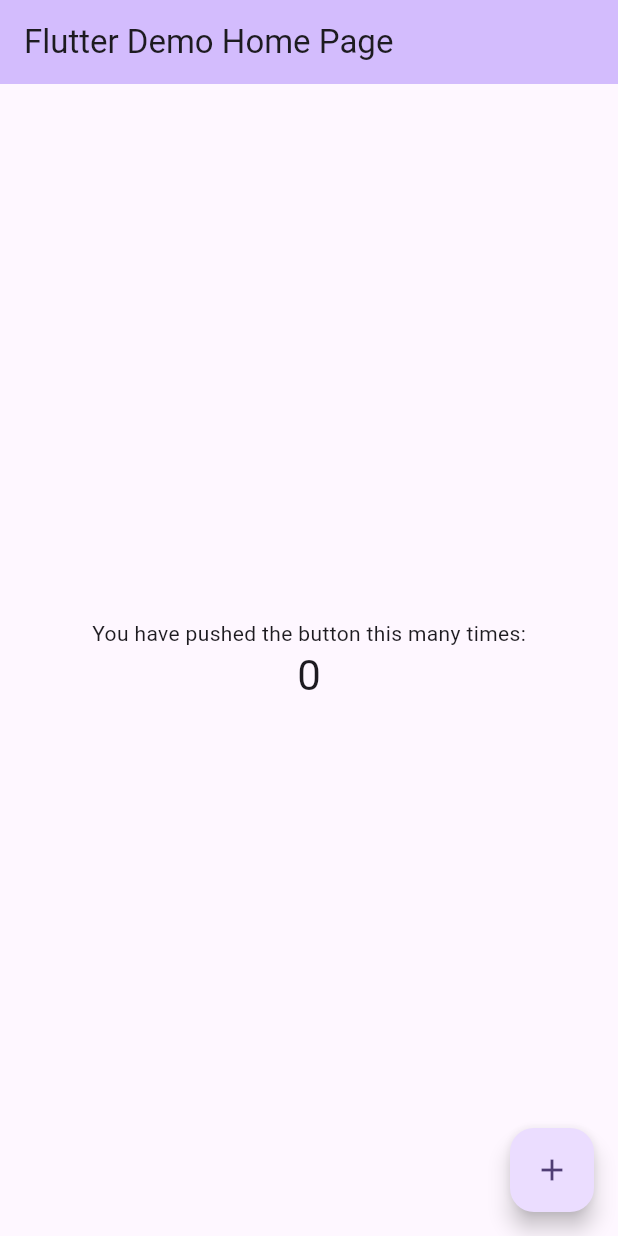
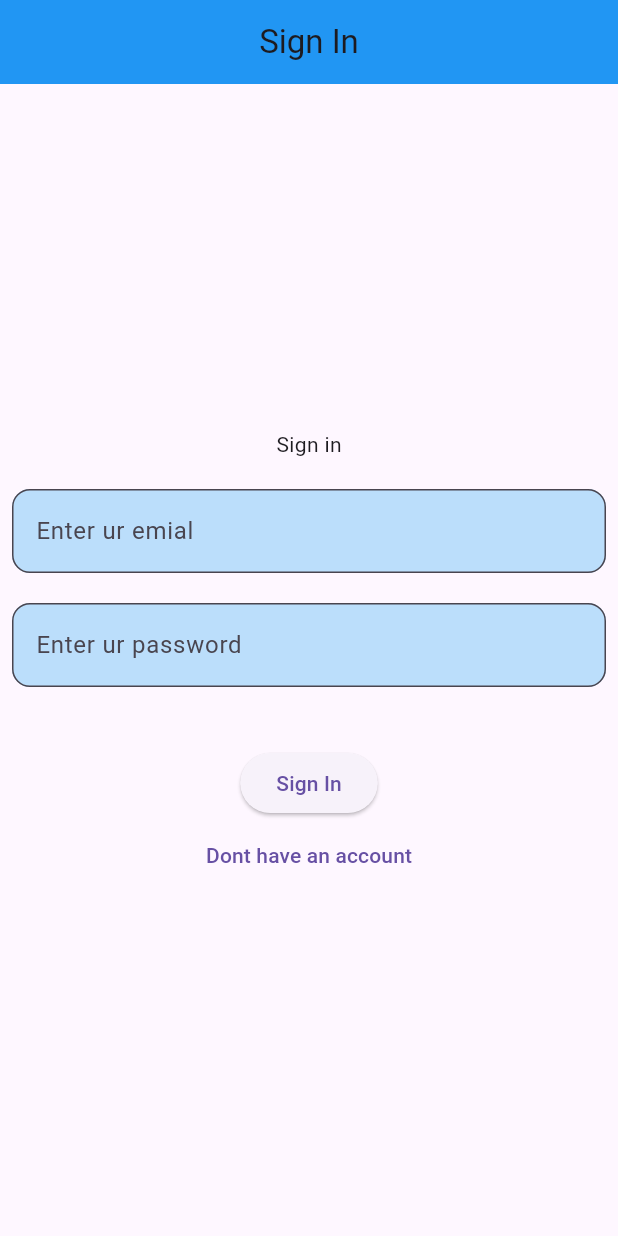
Before and after one commit to shahzeb2002/TasbeehApp, a Flutter app: the screen it shows after launch, on a phone screen of 412 x 824 dp. Run offline on Flutter 3.47's test engine with Material 3 defaults, Android fonts, the phone set to English and light mode, and no system bars.

Commit message:
sign in and sing up basic

```diff
--- a/lib/main.dart
+++ b/lib/main.dart
@@ -1,4 +1,5 @@
 import 'package:flutter/material.dart';
+import 'package:tasbeeh_app/pages/sign_in_page.dart';
 
 void main() {
   runApp(const MyApp());
@@ -11,112 +12,10 @@ class MyApp extends StatelessWidget {
   @override
   Widget build(BuildContext context) {
     return MaterialApp(
-      title: 'Flutter Demo',
-      theme: ThemeData(
-        // This is the theme of your application.
-        //
-        // TRY THIS: Try running your application with "flutter run". You'll see
-        // the application has a purple toolbar. Then, without quitting the app,
-        // try changing the seedColor in the colorScheme below to Colors.green
-        // and then invoke "hot reload" (save your changes or press the "hot
-        // reload" button in a Flutter-supported IDE, or press "r" if you used
-        // the command line to start the app).
-        //
-        // Notice that the counter didn't reset back to zero; the application
-        // state is not lost during the reload. To reset the state, use hot
-        // restart instead.
-        //
-        // This works for code too, not just values: Most code changes can be
-        // tested with just a hot reload.
-        colorScheme: ColorScheme.fromSeed(seedColor: Colors.deepPurple),
-      ),
-      home: const MyHomePage(title: 'Flutter Demo Home Page'),
+     debugShowCheckedModeBanner: false,
+      theme: ThemeData.light(),
+      darkTheme: ThemeData.dark(),
+      home: SignInPage(),
     );
   }
 }
-
-class MyHomePage extends StatefulWidget {
-  const MyHomePage({super.key, required this.title});
-
-  // This widget is the home page of your application. It is stateful, meaning
-  // that it has a State object (defined below) that contains fields that affect
-  // how it looks.
-
-  // This class is the configuration for the state. It holds the values (in this
-  // case the title) provided by the parent (in this case the App widget) and
-  // used by the build method of the State. Fields in a Widget subclass are
-  // always marked "final".
-
-  final String title;
-
-  @override
-  State<MyHomePage> createState() => _MyHomePageState();
-}
-
-class _MyHomePageState extends State<MyHomePage> {
-  int _counter = 0;
-
-  void _incrementCounter() {
-    setState(() {
-      // This call to setState tells the Flutter framework that something has
-      // changed in this State, which causes it to rerun the build method below
-      // so that the display can reflect the updated values. If we changed
-      // _counter without calling setState(), then the build method would not be
-      // called again, and so nothing would appear to happen.
-      _counter++;
-    });
-  }
-
-  @override
-  Widget build(BuildContext context) {
-    // This method is rerun every time setState is called, for instance as done
-    // by the _incrementCounter method above.
-    //
-    // The Flutter framework has been optimized to make rerunning build methods
-    // fast, so that you can just rebuild anything that needs updating rather
-    // than having to individually change instances of widgets.
-    return Scaffold(
-      appBar: AppBar(
-        // TRY THIS: Try changing the color here to a specific color (to
-        // Colors.amber, perhaps?) and trigger a hot reload to see the AppBar
-        // change color while the other colors stay the same.
-        backgroundColor: Theme.of(context).colorScheme.inversePrimary,
-        // Here we take the value from the MyHomePage object that was created by
-        // the App.build method, and use it to set our appbar title.
-        title: Text(widget.title),
-      ),
-      body: Center(
-        // Center is a layout widget. It takes a single child and positions it
-        // in the middle of the parent.
-        child: Column(
-          // Column is also a layout widget. It takes a list of children and
-          // arranges them vertically. By default, it sizes itself to fit its
-          // children horizontally, and tries to be as tall as its parent.
-          //
-          // Column has various properties to control how it sizes itself and
-          // how it positions its children. Here we use mainAxisAlignment to
-          // center the children vertically; the main axis here is the vertical
-          // axis because Columns are vertical (the cross axis would be
-          // horizontal).
-          //
-          // TRY THIS: Invoke "debug painting" (choose the "Toggle Debug Paint"
-          // action in the IDE, or press "p" in the console), to see the
-          // wireframe for each widget.
-          mainAxisAlignment: MainAxisAlignment.center,
-          children: <Widget>[
-            const Text('You have pushed the button this many times:'),
-            Text(
-              '$_counter',
-              style: Theme.of(context).textTheme.headlineMedium,
-            ),
-          ],
-        ),
-      ),
-      floatingActionButton: FloatingActionButton(
-        onPressed: _incrementCounter,
-        tooltip: 'Increment',
-        child: const Icon(Icons.add),
-      ), // This trailing comma makes auto-formatting nicer for build methods.
-    );
-  }
-}
--- /dev/null
+++ b/lib/pages/sign_in_page.dart
@@ -0,0 +1,82 @@
+import 'package:flutter/material.dart';
+import 'package:tasbeeh_app/pages/tasbeeh_page.dart';
+
+class SignInPage extends StatefulWidget {
+  const SignInPage({super.key});
+
+  @override
+  State<SignInPage> createState() => _SignInPageState();
+}
+
+class _SignInPageState extends State<SignInPage> {
+  final TextEditingController emailController=TextEditingController();
+  final TextEditingController passwordController=TextEditingController();
+
+  void signIn(){
+    String email=emailController.text;
+    String password=passwordController.text;
+    if(email.isNotEmpty && password.isNotEmpty ){
+      Navigator.pushReplacement(context, MaterialPageRoute(builder: (context) => TasbeehPage(),));
+    }else{
+      ScaffoldMessenger.of(context).showSnackBar(SnackBar(content: Text("Please Enter email and Password")));
+    }
+  }
+
+
+
+  @override
+  Widget build(BuildContext context) {
+    return Scaffold(
+      appBar: AppBar(
+        title: Text('Sign In'),
+        backgroundColor: Colors.blue,
+        centerTitle: true,
+      ),
+      body: Padding(
+        padding: const EdgeInsets.all(8.0),
+        child: Column(
+          mainAxisAlignment: MainAxisAlignment.center,
+          children: [
+            Text('Sign in'),
+            SizedBox(height: 20,),
+            TextField(
+
+              controller: emailController,
+              keyboardType: TextInputType.emailAddress,
+              decoration: InputDecoration(
+                filled: true,
+                fillColor: Colors.blue.shade100,
+                hintText:'Enter ur emial',
+                border: OutlineInputBorder(
+                  borderRadius: BorderRadius.circular(12),
+                  borderSide: BorderSide(color: Colors.blue,width: 0)
+                )
+              ),
+            ),
+            SizedBox(height: 20,),
+            TextField(
+
+              controller: passwordController,
+              obscureText: true,
+              decoration: InputDecoration(
+                  filled: true,
+                  fillColor: Colors.blue.shade100,
+                  hintText:'Enter ur password',
+                  border: OutlineInputBorder(
+                      borderRadius: BorderRadius.circular(12),
+                      borderSide: BorderSide(color: Colors.blue,width: 0)
+                  )
+              ),
+            ),
+            SizedBox(height: 40,),
+            ElevatedButton(onPressed: signIn, child: Text('Sign In')),
+            TextButton(onPressed:() {
+              Navigator.push(context, MaterialPageRoute(builder: (context) => SignInPage(),));
+            }, child: Text('Dont have an account'))
+
+          ],
+        ),
+      ),
+    );
+  }
+}
```
Also changed, not shown: lib/pages/sign_up_page.dart (added, +83 -0 lines), lib/pages/tasbeeh_page.dart (added, +14 -0 lines).
